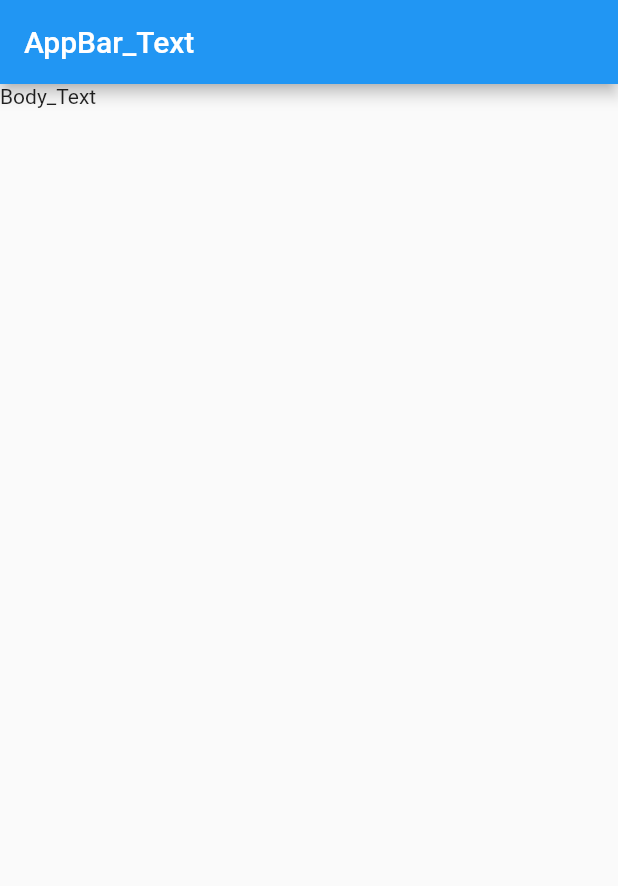
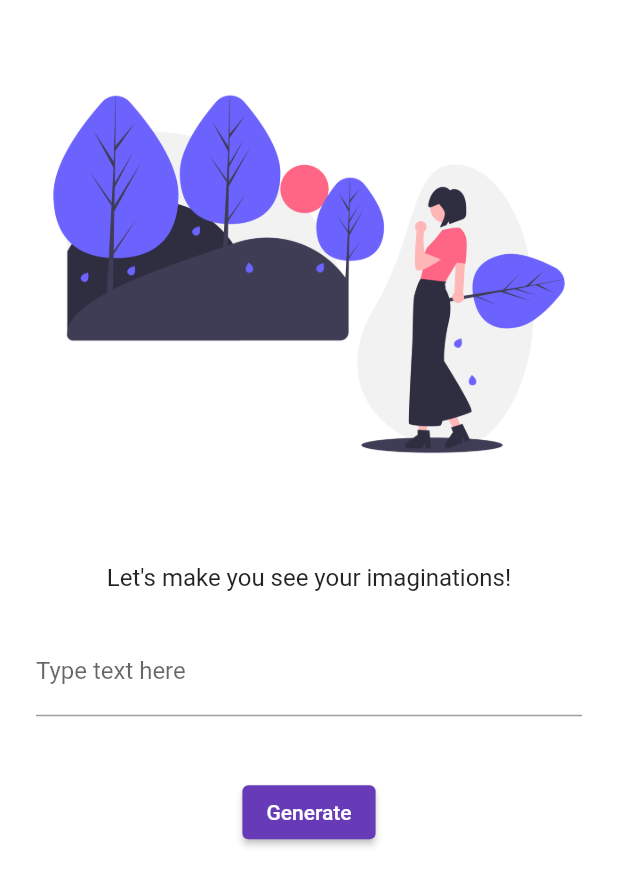
Before and after one commit to AmanSensei/fresco, a Flutter app: the screen it shows after launch, on a phone screen of 412 x 824 dp. Shown: the top 886 px of the screen. Run offline on Flutter 3.47's test engine with Material 2 defaults, Android fonts, the phone set to English and light mode, and no system bars.

Commit message:
first commit

```diff
--- /dev/null
+++ b/lib/home_page.dart
@@ -0,0 +1,57 @@
+import 'package:flutter/material.dart';
+
+class HomePage extends StatelessWidget {
+  @override
+  Widget build(BuildContext context) {
+    return Material(
+      color: Colors.white,
+      child: Column(
+        children: [
+          SizedBox(
+            height: 40.0,
+          ),
+          Image.asset(
+            'assets/images/homepage_image.png',
+          ),
+          SizedBox(
+            height: 50,
+          ),
+          Text(
+            "Let's make you see your imaginations!",
+            style: const TextStyle(
+              fontWeight: FontWeight.w400,
+              fontSize: 16,
+            ),
+          ),
+          SizedBox(
+            height: 20.0,
+          ),
+          Padding(
+            padding: const EdgeInsets.symmetric(
+              vertical: 4,
+              horizontal: 24,
+            ),
+            child: Column(
+              children: [
+                TextFormField(
+                  decoration: InputDecoration(
+                    iconColor: Colors.black,
+                    hintText: 'Enter text prompt to generate image',
+                    labelText: 'Type text here',
+                  ),
+                ),
+                SizedBox(
+                  height: 40,
+                ),
+                ElevatedButton(
+                  child: Text('Generate'),
+                  onPressed: () {},
+                ),
+              ],
+            ),
+          ),
+        ],
+      ),
+    );
+  }
+}
--- a/lib/main.dart
+++ b/lib/main.dart
@@ -1,19 +1,28 @@
 import 'package:flutter/material.dart';
+import 'package:fresco/home_page.dart';
 
 void main() {
   runApp(AppWidget());
 }
 
 class AppWidget extends StatelessWidget {
+  bool login = false;
+  bool signup = false;
   @override
   Widget build(BuildContext context) {
     return MaterialApp(
-      home: Scaffold(
-        appBar: AppBar(
-          title: Text('AppBar_Text'),
-        ),
-        body: Text('Body_Text'),
+      themeMode: ThemeMode.light,
+      darkTheme: ThemeData(
+        brightness: Brightness.dark,
       ),
+      theme: ThemeData(
+        primarySwatch: Colors.deepPurple,
+      ),
+      routes: {
+        "/": (context) => HomePage(), // Home Page
+        "/": (context) => HomePage(), // Login Page
+        "/": (context) => HomePage(), // Sign Up Pagefile
+      },
     );
   }
 }
--- a/pubspec.yaml
+++ b/pubspec.yaml
@@ -60,8 +60,8 @@ flutter:
   uses-material-design: true
 
   # To add assets to your application, add an assets section, like this:
-  # assets:
-  #   - images/a_dot_burr.jpeg
+  assets:
+    - assets/images/
   #   - images/a_dot_ham.jpeg
 
   # An image asset can refer to one or more resolution-specific "variants", see
```
Also changed, not shown: assets/images/homepage_image.png (added), flutter_01.png (added).
